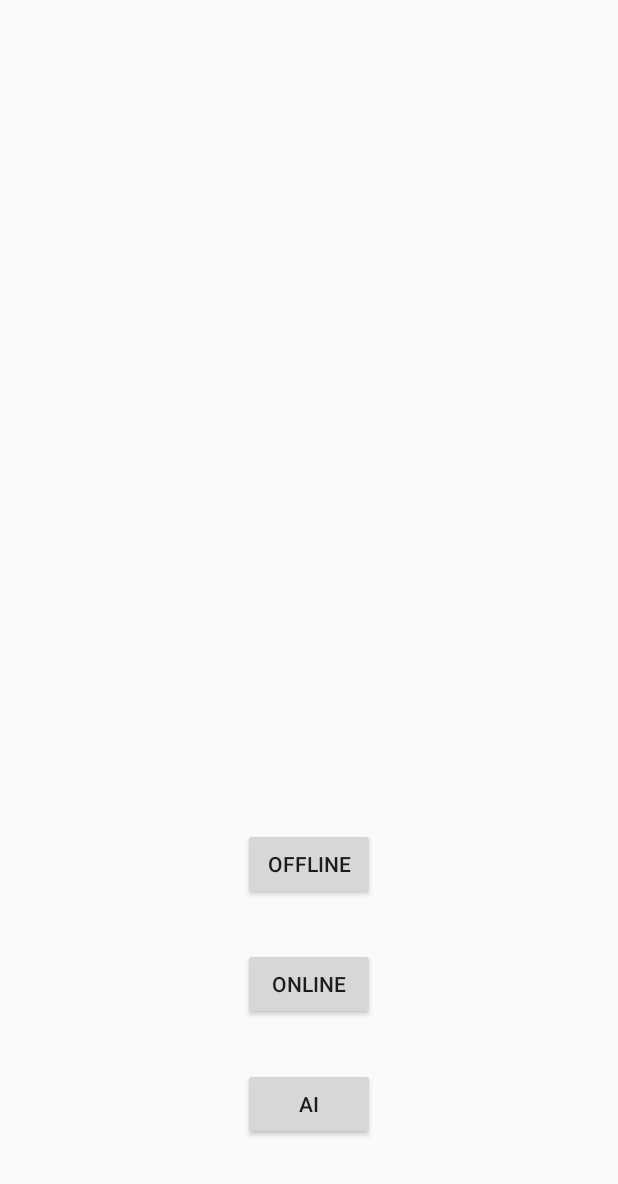
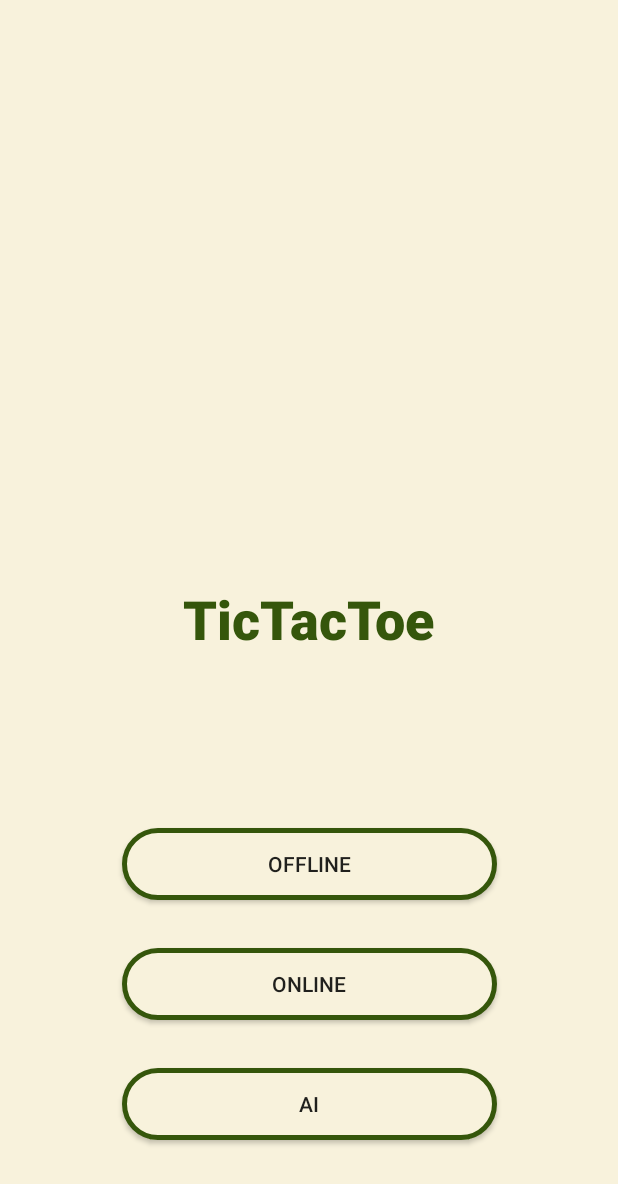
Before and after one commit to ThymenW/TicTacToe, an Android app: the screen it shows after launch (StartActivity), on a phone screen of 412 x 824 dp. Shown: the top 1184 px of the screen. Run offline under Robolectric (Android 15) with nearby library versions, the phone set to English and light mode, and no system bars.

Commit message:
Attempt at AI

```diff
--- /dev/null
+++ b/app/src/main/res/drawable/start_buttons_background.xml
@@ -0,0 +1,9 @@
+<?xml version="1.0" encoding="utf-8"?>
+<shape xmlns:android="http://schemas.android.com/apk/res/android">
+
+    <solid android:color="@color/background"/>
+    <stroke android:width="3dp"
+        android:color="@color/theme1"/>
+    <corners android:radius="25dp"/>
+
+</shape>
--- a/app/src/main/res/layout/activity_start.xml
+++ b/app/src/main/res/layout/activity_start.xml
@@ -4,13 +4,15 @@
     xmlns:tools="http://schemas.android.com/tools"
     android:layout_width="match_parent"
     android:layout_height="match_parent"
-    tools:context=".StartActivity">
+    tools:context=".StartActivity"
+    android:background="@color/background">
 
     <Button
         android:id="@+id/offline_new_game"
-        android:layout_width="wrap_content"
+        android:layout_width="250dp"
         android:layout_height="wrap_content"
         android:layout_marginBottom="32dp"
+        android:background="@drawable/start_buttons_background"
         android:text="Offline"
         app:layout_constraintBottom_toTopOf="@+id/online_new_game"
         app:layout_constraintEnd_toEndOf="parent"
@@ -19,10 +21,11 @@
 
     <Button
         android:id="@+id/online_new_game"
-        android:layout_width="wrap_content"
+        android:layout_width="250dp"
         android:layout_height="wrap_content"
         android:layout_marginBottom="32dp"
         android:text="Online"
+        android:background="@drawable/start_buttons_background"
         app:layout_constraintBottom_toTopOf="@+id/ai_new_game"
         app:layout_constraintEnd_toEndOf="parent"
         app:layout_constraintHorizontal_bias="0.5"
@@ -30,12 +33,28 @@
 
     <Button
         android:id="@+id/ai_new_game"
-        android:layout_width="wrap_content"
+        android:layout_width="250dp"
         android:layout_height="wrap_content"
         android:layout_marginBottom="64dp"
         android:text="AI"
+        android:background="@drawable/start_buttons_background"
         app:layout_constraintBottom_toBottomOf="parent"
         app:layout_constraintEnd_toEndOf="parent"
         app:layout_constraintHorizontal_bias="0.5"
         app:layout_constraintStart_toStartOf="parent" />
+
+    <TextView
+        android:id="@+id/textView"
+        android:layout_width="wrap_content"
+        android:layout_height="wrap_content"
+        android:text="TicTacToe"
+        android:textAppearance="@style/TextAppearance.AppCompat.Body2"
+        android:textColor="@color/theme1"
+        android:textSize="36sp"
+        android:textStyle="bold"
+        app:fontFamily="sans-serif-black"
+        app:layout_constraintBottom_toBottomOf="parent"
+        app:layout_constraintEnd_toEndOf="parent"
+        app:layout_constraintStart_toStartOf="parent"
+        app:layout_constraintTop_toTopOf="parent" />
 </androidx.constraintlayout.widget.ConstraintLayout>
```
Also changed, not shown: app/src/main/java/com/example/tictactoe/MainActivity.java (+34 -7 lines).
